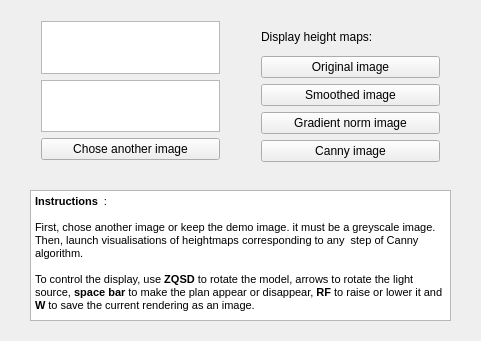
Qt form src/mainwindow.ui (ameuleman/HeightMap-GL110) before a commit.
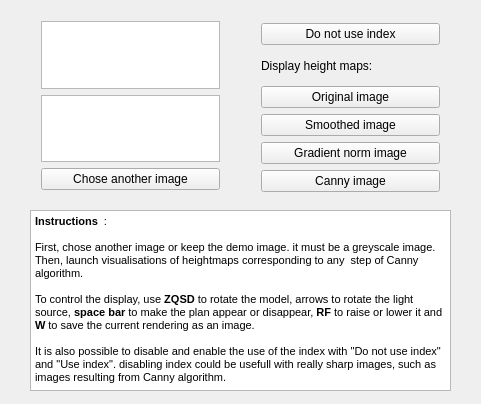
The same form after that commit.

Commit message: Enable to disable the index

```diff
--- a/src/mainwindow.ui
+++ b/src/mainwindow.ui
@@ -7,7 +7,7 @@
     <x>0</x>
     <y>0</y>
     <width>481</width>
-    <height>341</height>
+    <height>404</height>
    </rect>
   </property>
   <property name="windowTitle">
@@ -20,10 +20,17 @@
       <x>250</x>
       <y>12</y>
       <width>201</width>
-      <height>161</height>
+      <height>191</height>
      </rect>
     </property>
     <layout class="QVBoxLayout" name="verticalLayout">
+     <item>
+      <widget class="QPushButton" name="useIndexButton">
+       <property name="text">
+        <string>Do not use index</string>
+       </property>
+      </widget>
+     </item>
      <item>
       <widget class="QLabel" name="label">
        <property name="text">
@@ -67,7 +74,7 @@
       <x>30</x>
       <y>10</y>
       <width>201</width>
-      <height>161</height>
+      <height>191</height>
      </rect>
     </property>
     <layout class="QVBoxLayout" name="verticalLayout_2">
@@ -90,9 +97,9 @@
     <property name="geometry">
      <rect>
       <x>30</x>
-      <y>190</y>
+      <y>210</y>
       <width>421</width>
-      <height>131</height>
+      <height>181</height>
      </rect>
     </property>
     <property name="html">
@@ -104,7 +111,9 @@
 &lt;p style=&quot;-qt-paragraph-type:empty; margin-top:0px; margin-bottom:0px; margin-left:0px; margin-right:0px; -qt-block-indent:0; text-indent:0px;&quot;&gt;&lt;br /&gt;&lt;/p&gt;
 &lt;p style=&quot; margin-top:0px; margin-bottom:0px; margin-left:0px; margin-right:0px; -qt-block-indent:0; text-indent:0px;&quot;&gt;First, chose another image or keep the demo image. it must be a greyscale image. Then, launch visualisations of heightmaps corresponding to any  step of Canny algorithm.&lt;/p&gt;
 &lt;p style=&quot;-qt-paragraph-type:empty; margin-top:0px; margin-bottom:0px; margin-left:0px; margin-right:0px; -qt-block-indent:0; text-indent:0px;&quot;&gt;&lt;br /&gt;&lt;/p&gt;
-&lt;p style=&quot; margin-top:0px; margin-bottom:0px; margin-left:0px; margin-right:0px; -qt-block-indent:0; text-indent:0px;&quot;&gt;To control the display, use &lt;span style=&quot; font-weight:600;&quot;&gt;ZQSD&lt;/span&gt; to rotate the model, arrows to rotate the light source, &lt;span style=&quot; font-weight:600;&quot;&gt;space bar&lt;/span&gt; to make the plan appear or disappear, &lt;span style=&quot; font-weight:600;&quot;&gt;RF&lt;/span&gt; to raise or lower it and &lt;span style=&quot; font-weight:600;&quot;&gt;W&lt;/span&gt; to save the current rendering as an image.&lt;/p&gt;&lt;/body&gt;&lt;/html&gt;</string>
+&lt;p style=&quot; margin-top:0px; margin-bottom:0px; margin-left:0px; margin-right:0px; -qt-block-indent:0; text-indent:0px;&quot;&gt;To control the display, use &lt;span style=&quot; font-weight:600;&quot;&gt;ZQSD&lt;/span&gt; to rotate the model, arrows to rotate the light source, &lt;span style=&quot; font-weight:600;&quot;&gt;space bar&lt;/span&gt; to make the plan appear or disappear, &lt;span style=&quot; font-weight:600;&quot;&gt;RF&lt;/span&gt; to raise or lower it and &lt;span style=&quot; font-weight:600;&quot;&gt;W&lt;/span&gt; to save the current rendering as an image.&lt;/p&gt;
+&lt;p style=&quot;-qt-paragraph-type:empty; margin-top:0px; margin-bottom:0px; margin-left:0px; margin-right:0px; -qt-block-indent:0; text-indent:0px;&quot;&gt;&lt;br /&gt;&lt;/p&gt;
+&lt;p style=&quot; margin-top:0px; margin-bottom:0px; margin-left:0px; margin-right:0px; -qt-block-indent:0; text-indent:0px;&quot;&gt;It is also possible to disable and enable the use of the index with &amp;quot;Do not use index&amp;quot; and &amp;quot;Use index&amp;quot;. disabling index could be usefull with really sharp images, such as images resulting from Canny algorithm.&lt;/p&gt;&lt;/body&gt;&lt;/html&gt;</string>
     </property>
    </widget>
   </widget>
```
The commit also changes 8 other files.
